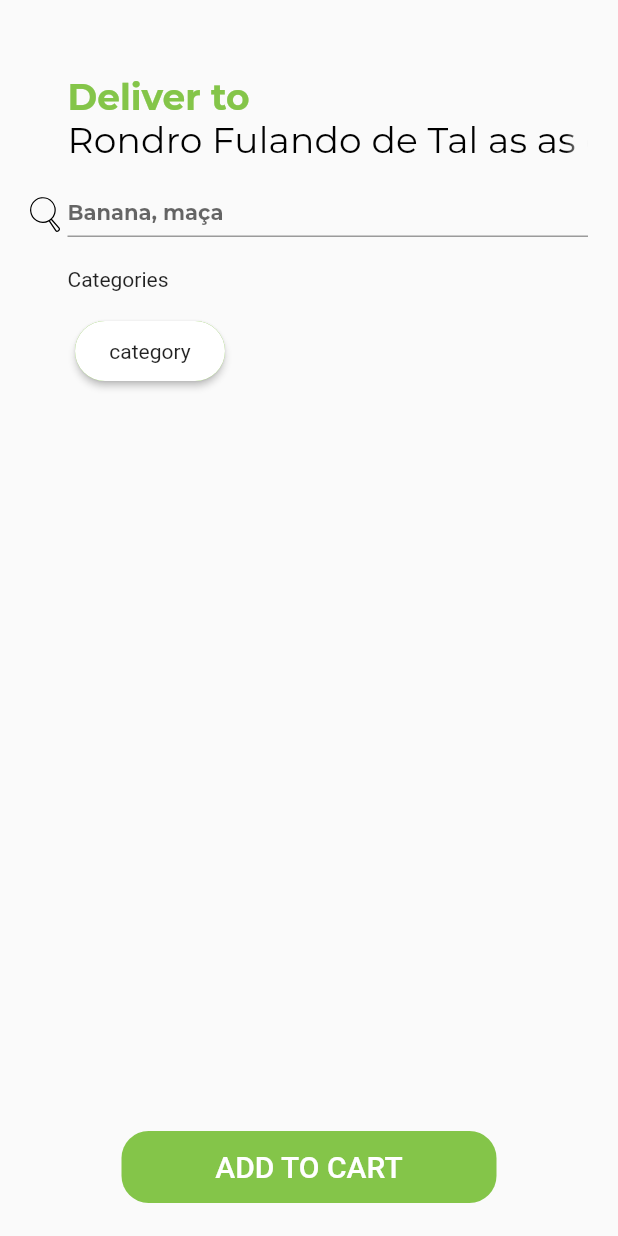
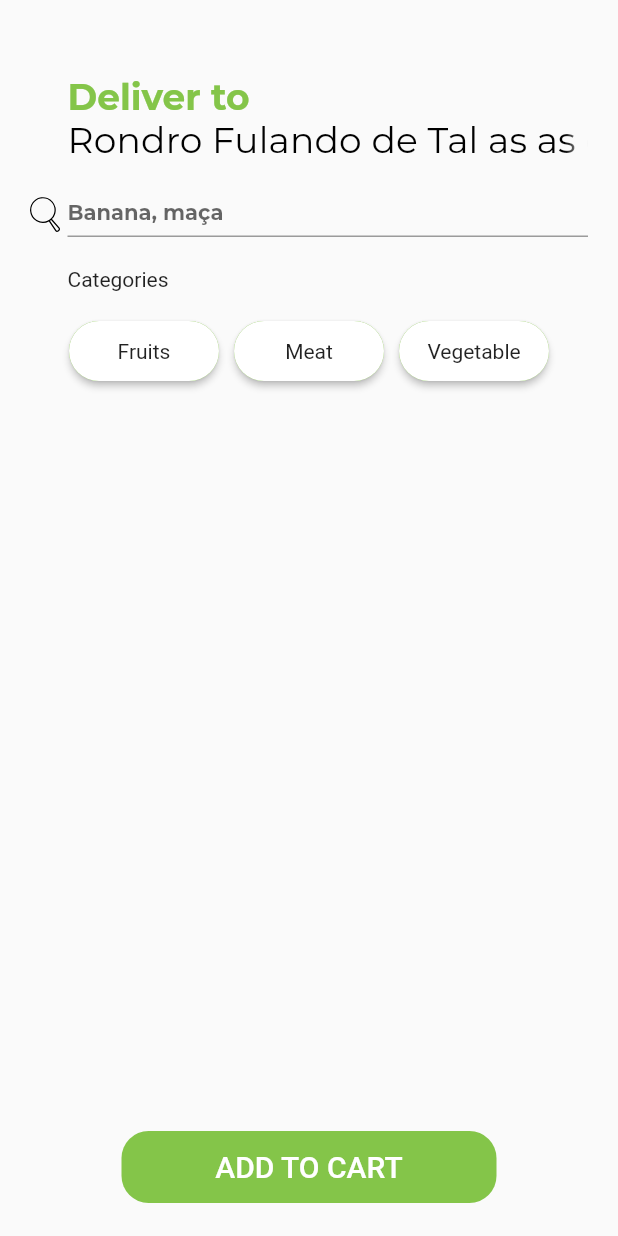
Before and after one commit to brrodrigues/delivery_food, a Flutter app: the screen it shows after launch, on a phone screen of 412 x 824 dp. Run offline on Flutter 3.47's test engine with Material 2 defaults, Android fonts, the phone set to English and light mode, and no system bars; our stand-ins replace flutter_svg; project files that could hold a hidden picture were left out.

Commit message:
Ajustando espacamento entre componentes

```diff
--- a/lib/app/components/category-card.component.dart
+++ b/lib/app/components/category-card.component.dart
@@ -6,7 +6,7 @@ class CategoryCard extends StatefulWidget {
 
   final List categories;
 
-  CategoryCard( this.categories);
+  CategoryCard(this.categories);
 
   @override
   State<StatefulWidget> createState() => CategoryCardState(categories);
@@ -16,11 +16,17 @@ class CategoryCard extends StatefulWidget {
 class CategoryCardState extends State<CategoryCard> {
   double offsetButton = 0;
 
-  List categories;
+  List categories = [];
+
+  List<Category> values = [];
 
   String _selectedCategory;
 
-  CategoryCardState(this.categories);
+  int selectedIndex = -1;
+
+  CategoryCardState(this.categories) {
+    mountCategories(this.categories);
+  }
 
   String get selectedCategory => _selectedCategory;
 
@@ -28,10 +34,15 @@ class CategoryCardState extends State<CategoryCard> {
     _selectedCategory = value;
   }
 
+  void mountCategories(List categories) {
+    for ( int index = 0; index < categories.length; index++) {
+        this.values.add(Category(categories.elementAt(index), selectedIndex: false, index: index ));
+    }
+
+  }
+
   @override
   Widget build(BuildContext context) {
-
-    List<Widget> widgets = [];
 
     var borderRadius = BorderRadius.only(
       topLeft:  Radius.circular(30),
@@ -40,114 +51,46 @@ class CategoryCardState extends State<CategoryCard> {
       bottomRight: Radius.circular(30),
     );
 
-    print('categories ${categories}');
+    return Column(
+      crossAxisAlignment: CrossAxisAlignment.center,
+        mainAxisAlignment: MainAxisAlignment.spaceBetween,
 
-    /*
-    var iterator = categories.iterator;
+        children: <Widget>[
+          Expanded(
+              child: ListView.separated(
+                shrinkWrap: true,
+                itemCount: values.length,
+                scrollDirection: Axis.horizontal,
+                //padding: EdgeInsets.only(right: 25, left: 25),
+                //separatorBuilder: (context, index) => index + 1 < values.length ? Container(width: 20,) : null,
+                separatorBuilder: (context, index) => Container(width: 10,),
+                itemBuilder: (context, index) {
+                  Category category =  values.elementAt(index);
 
-    bool hasNext = iterator.moveNext();
+                  if (selectedIndex != category.index) {
+                    category.selectedIndex = false;
+                  }
 
-    while ( hasNext ) {
-      String category = iterator.current;
-      Widget newCategory = InkWell(
-        borderRadius: borderRadius,
+                  //print('mouting... ${this.offsetButton} ${category.selectedIndex} ${category.index}');
+                  return Center(
+                    child: InkWell(
                       onTap: () {
                           setState(() {
+
+                            selectedIndex = index;
+                            category.selectedIndex = !category.selectedIndex;
+
+                            if (offsetButton == 0 && category.selectedIndex) {
                               this.offsetButton = (this.offsetButton * -1) + 3;
-            print(' offsetButton ${this.offsetButton}');
+                            }
+
+                            print('this.offsetButton ${this.offsetButton} ${category.selectedIndex} ${selectedIndex}');
                           });
                         },
                       child: Stack(
-          children: <Widget>[ Container(
-            width: 100 + offsetButton ,
-            height: 50,
-            decoration: BoxDecoration(
-              //
-              //border: Border.all(color: Colors.black, width: 1),
-              borderRadius: borderRadius,
-              boxShadow: [
-                BoxShadow(
-                  color: kGreenTextColor,
-                  blurRadius: 0.0,
-                  spreadRadius: 0,
-                  //offset: Offset(offsetButton, 0), // shadow direction: bottom right
-                )
-              ],
-            ),
-          ),Container(
-            width: 105 + offsetButton,
-            height: 50,
-            decoration: BoxDecoration(
-              //
-              //border: Border.all(color: Colors.black, width: 1),
-              borderRadius: borderRadius,
-              boxShadow: [
-                BoxShadow(
-                  color: Colors.white,
-                  blurRadius: 0.0,
-                  spreadRadius: 0,
-                  //offset: Offset(offsetButton, 0), // shadow direction: bottom right
-                )
-              ],
-            ),
-          ),
-            Positioned(
-              left: offsetButton,
-              child: Material(
-                elevation: 2,
-                borderRadius: borderRadius,
-                child: Container(
-                  //margin: EdgeInsets.only(left: 1),
-                  decoration: BoxDecoration(
-                      color: Color(0xFFFFFFFF),
-                      borderRadius: borderRadius,
-                      boxShadow: [
-                        BoxShadow(
-                          color: kGreenTextColor,
-                          blurRadius: 0.0,
-                          spreadRadius: 0,
-                          offset: Offset(offsetButton * -1, 0), // shadow direction: bottom right
-                        )]
-                  ),
-                  child: Text(category),
-                  //duration: Duration(milliseconds: 100),
-                  alignment: Alignment.center,
-                  width: 100,
-                  height: 50,
-                ),
-              ),
-            )
-          ],
-        ),
-      );
-
-      widgets.add(newCategory);
-
-      hasNext = iterator.moveNext();
-
-      if ( hasNext ) {
-        widgets.add(Spacer());
-      }
-    }*/
-
-    return Column(
-        children: <Widget>[
-          Expanded(
-              child: ListView.builder(
-                  itemCount: 1,
-                  scrollDirection: Axis.horizontal,
-                  padding: EdgeInsets.only(right: 25, left: 25),
-                  itemBuilder: (context, index) {
-                    return InkWell(
-                        onTap: () {
-                          this.offsetButton = (this.offsetButton * -1) + 3;
-                          print('this.offsetButton ${this.offsetButton}');
-                        },
-                        child: Center(
-                          child: Stack(
                           children: <Widget>[
                             Container(
-                                width: 100 + offsetButton,
+                              width: category.selectedIndex ? 100 + offsetButton : 100,
                               height: 40,
                               decoration: BoxDecoration(
                                 //border: Border.all(color: Colors.black, width: 1),
@@ -162,7 +105,7 @@ class CategoryCardState extends State<CategoryCard> {
                                 ],
                               ),
                             ), Container(
-                                width: 100 + offsetButton,
+                              width:category.selectedIndex ? 100 + offsetButton : 100,
                               height: 40,
                               decoration: BoxDecoration(
                                 //border: Border.all(color: Colors.black, width: 1),
@@ -178,7 +121,7 @@ class CategoryCardState extends State<CategoryCard> {
                               ),
                             ),
                             Positioned(
-                                left: offsetButton,
+                              left: category.selectedIndex ? offsetButton : 0,
                               child: Material(
                                 elevation: 2,
                                 borderRadius: borderRadius,
@@ -192,12 +135,12 @@ class CategoryCardState extends State<CategoryCard> {
                                           color: kGreenTextColor,
                                           blurRadius: 0.0,
                                           spreadRadius: 0,
-                                            offset: Offset(offsetButton * -1,
+                                          offset: Offset(category.selectedIndex ? offsetButton * -1 : 0,
                                               0), // shadow direction: bottom right
                                         )
                                       ]
                                   ),
-                                    child: Text('category'),
+                                  child: Text(category.label),
                                   //duration: Duration(milliseconds: 100),
                                   alignment: Alignment.center,
                                   width: 100,
@@ -207,83 +150,38 @@ class CategoryCardState extends State<CategoryCard> {
                             )
                           ],
                         ),
-                        )
+                    ),
                   );
-                  }
+
+                },
               )
           )
         ]
     );
   }
 
+}
 
-/*Container(
-  width: 100 + offsetButton ,
-  height: 50,
-  child: Stack(
-  children: <Widget>[ Container(
-  width: 100 + offsetButton ,
-  height: 50,
-  decoration: BoxDecoration(
-  //
-  //border: Border.all(color: Colors.black, width: 1),
-  borderRadius: borderRadius,
-  boxShadow: [
-  BoxShadow(
-  color: kGreenTextColor,
-  blurRadius: 0.0,
-  spreadRadius: 0,
-  //offset: Offset(offsetButton, 0), // shadow direction: bottom right
-  )
-  ],
-  ),
-  ),Container(
-  width: 105 + offsetButton,
-  height: 50,
-  decoration: BoxDecoration(
-  //
-  //border: Border.all(color: Colors.black, width: 1),
-  borderRadius: borderRadius,
-  boxShadow: [
-  BoxShadow(
-  color: Colors.white,
-  blurRadius: 0.0,
-  spreadRadius: 0,
-  //offset: Offset(offsetButton, 0), // shadow direction: bottom right
-  )
-  ],
-  ),
-  ),
-  Positioned(
-  left: offsetButton,
-  child: Material(
-  elevation: 2,
-  borderRadius: borderRadius,
-  child: Container(
-  //margin: EdgeInsets.only(left: 1),
-  decoration: BoxDecoration(
-  color: Color(0xFFFFFFFF),
-  borderRadius: borderRadius,
-  boxShadow: [
-  BoxShadow(
-  color: kGreenTextColor,
-  blurRadius: 0.0,
-  spreadRadius: 0,
-  offset: Offset(offsetButton * -1, 0), // shadow direction: bottom right
-  )]
-  ),
-  child: Text('category'),
-  //duration: Duration(milliseconds: 100),
-  alignment: Alignment.center,
-  width: 100,
-  height: 50,
-  ),
-  ),
-  )
-  ],
-  ),
-  ),*/
+class Category {
 
+  final int _index;
+  final String _label;
+  bool _selectedIndex;
 
+  set selectedIndex(bool value) {
+    _selectedIndex = value;
+  }
 
+  Category(label, {index, selectedIndex = false}) : this._label = label, this._index = index, this._selectedIndex = selectedIndex;
+
+  bool get selectedIndex => _selectedIndex;
+
+  String get label => _label;
+
+  int get index => _index;
+
+  @override
+  String toString() {
+    return 'Category{_index: $_index, _label: $_label, _selectedIndex: $_selectedIndex}';
   }
+}
--- a/lib/main.dart
+++ b/lib/main.dart
@@ -60,8 +60,6 @@ class MyHomePage extends StatefulWidget {
 }
 
 class _MyHomePageState extends State<MyHomePage> {
-
-  double offsetButton = 0;
 
   @override
   Widget build(BuildContext context) {
@@ -127,7 +125,7 @@ class _MyHomePageState extends State<MyHomePage> {
                   margin: EdgeInsets.symmetric(horizontal: 5, vertical: 10),
                   width: size.width,
                   height: 60,
-                  child: CategoryCard(['Fruits', 'Meat']))
+                  child: CategoryCard(['Fruits', 'Meat', 'Vegetable']))
             ],
           ),
         ),
```
Lines whose indentation alone changed are shown as unchanged.
